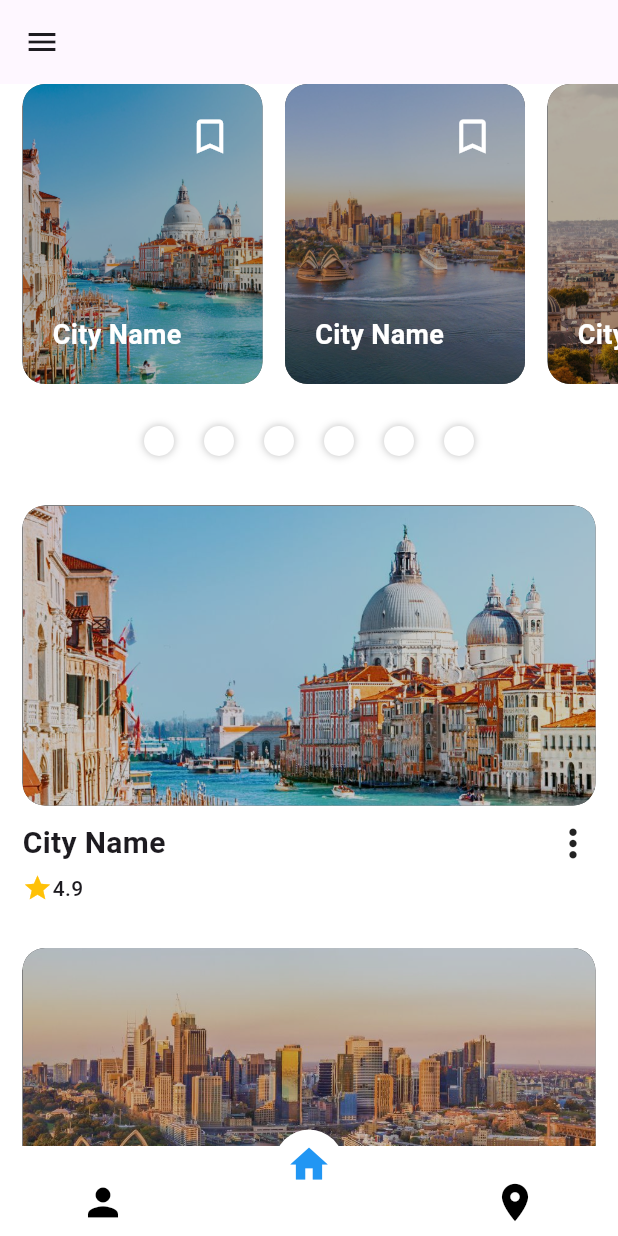
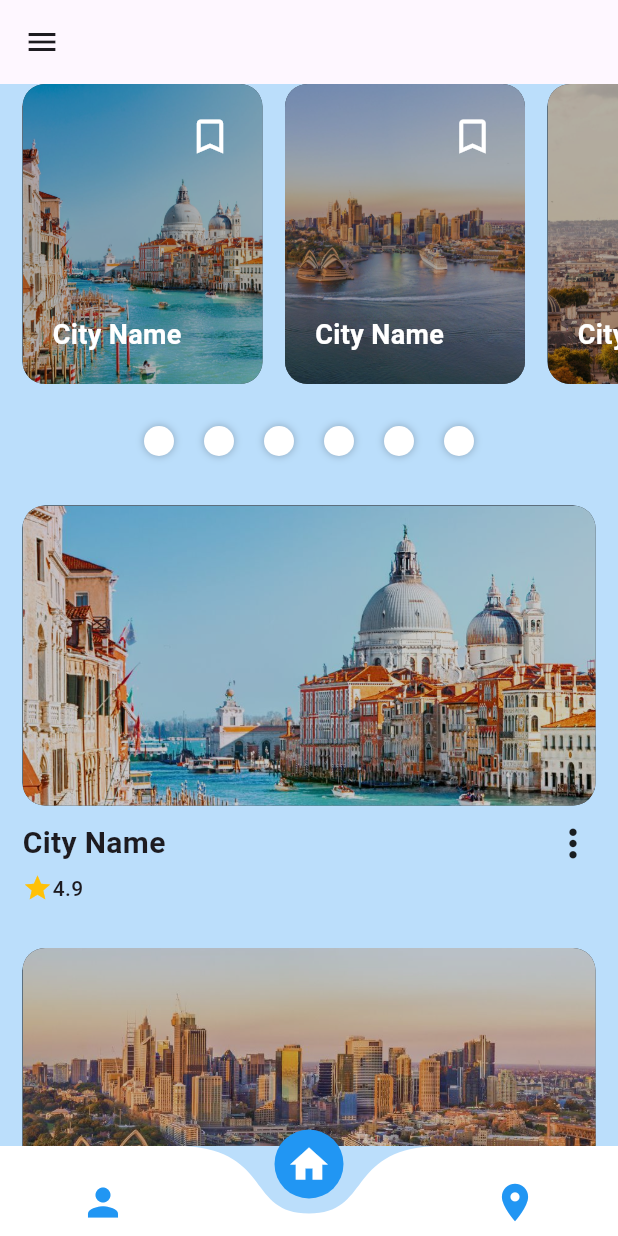
Before and after one commit to DescaMr/tubesmobile-project-baru, a Flutter app: the screen it shows after launch, on a phone screen of 412 x 824 dp. Run offline on Flutter 3.47's test engine with Material 3 defaults, Android fonts, the phone set to English and light mode, and no system bars; drawn by our look-alikes of curved_navigation_bar; our stand-ins replace animated_splash_screen.

```diff
--- a/lib/buttom curve navigation/curve_navigation_bar.dart
+++ b/lib/buttom curve navigation/curve_navigation_bar.dart
@@ -1,11 +1,9 @@
-import 'dart:html';
-
 import 'package:bottomnavbar/components/drawer.dart';
 import 'package:bottomnavbar/pages/home_page.dart';
 import 'package:bottomnavbar/pages/location_page.dart';
 import 'package:bottomnavbar/pages/profile_page.dart';
 import 'package:curved_navigation_bar/curved_navigation_bar.dart';
-import'package:flutter/material.dart';
+import 'package:flutter/material.dart';
 
 class CurveBar extends StatefulWidget {
   const CurveBar({super.key});
@@ -14,21 +12,29 @@ class CurveBar extends StatefulWidget {
   State<CurveBar> createState() => _curveBarState();
 }
 
-class _curveBarState extends State<CurveBar>{
-int index=1;
+class _curveBarState extends State<CurveBar> {
+  int index = 1;
 
-final Screen = const [
-  ProfilePage(),
-  HomePage(),
-  LocationPage()
-];
+  final Screen = const [ProfilePage(), HomePage(), LocationPage()];
 
   @override
-Widget build(BuildContext context){
-final items =[
-Icon(Icons.person, size: 30, color: index == 0 ? Colors.blue : Colors.black,),
-Icon(Icons.home, size: 30, color: index == 1 ? Colors.blue : Colors.black,),
-Icon(Icons.location_on, size: 30, color: index == 2 ? Colors.blue : Colors.black,),
+  Widget build(BuildContext context) {
+    final items = [
+      Icon(
+        Icons.person,
+        size: 30,
+        color: index == 0 ? Colors.white : Colors.blue,
+      ),
+      Icon(
+        Icons.home,
+        size: 30,
+        color: index == 1 ? Colors.white : Colors.blue,
+      ),
+      Icon(
+        Icons.location_on,
+        size: 30,
+        color: index == 2 ? Colors.white : Colors.blue,
+      ),
     ];
     return Scaffold(
       appBar: AppBar(
@@ -42,14 +48,14 @@ Icon(Icons.location_on, size: 30, color: index == 2 ? Colors.blue : Colors.black
         //navigation bar colors
         // color: const Colors.fromARGB(),
         // // selected times colors
-    // buttonBackgroundColor: Colors.blue,
+        buttonBackgroundColor: Colors.blue,
         backgroundColor: Colors.transparent,
         animationDuration: Duration(milliseconds: 300),
         items: items,
         height: 60,
         index: index,
-    onTap: (index) => setState(()=>
-      this.index = index,
+        onTap: (index) => setState(
+          () => this.index = index,
         ),
       ),
     );
--- a/lib/main.dart
+++ b/lib/main.dart
@@ -1,5 +1,4 @@
 // import 'package:bottomnavbar/buttom%20curve%20navigation/curve_navigation_bar.dart';
-import 'package:bottomnavbar/components/drawer.dart';
 import 'package:bottomnavbar/pages/splash_screen.dart';
 import 'package:flutter/material.dart';
 
--- a/lib/pages/home_page.dart
+++ b/lib/pages/home_page.dart
@@ -1,17 +1,12 @@
-import 'package:bottomnavbar/buttom%20curve%20navigation/curve_navigation_bar.dart';
-import 'package:bottomnavbar/components/drawer.dart';
-import 'package:bottomnavbar/components/top_bar.dart';
-import'package:flutter/material.dart';
+import 'package:flutter/material.dart';
 
-class HomePage extends StatelessWidget{
-  const HomePage ({super.key});
-
-@override
+class HomePage extends StatelessWidget {
+  const HomePage({super.key});
 
   @override
   Widget build(BuildContext context) {
     return Scaffold(
-      backgroundColor: Colors.white,
+      backgroundColor: Colors.blue[100],
       // drawer: MyDrawer(),
       // appBar: PreferredSize(
       //   preferredSize: Size.fromHeight(90.0),
@@ -22,9 +17,8 @@ class HomePage extends StatelessWidget{
           padding: EdgeInsets.symmetric(vertical: 0),
           child: SingleChildScrollView(
             child: Column(
-              children : [
+              children: [
                 Row(
-
 //membuat carausel wisata
 
                   children: [
@@ -35,11 +29,13 @@ class HomePage extends StatelessWidget{
                             itemCount: 6,
                             scrollDirection: Axis.horizontal,
                             shrinkWrap: true,
-                          itemBuilder: (BuildContext context, int index){
+                            itemBuilder: (BuildContext context, int index) {
                               return InkWell(
                                 onTap: () {
-                              Navigator.push(context, MaterialPageRoute(
-                                builder: (context)=>HomePage(),
+                                  Navigator.push(
+                                      context,
+                                      MaterialPageRoute(
+                                        builder: (context) => HomePage(),
                                       ));
                                 },
                                 child: Container(
@@ -51,13 +47,13 @@ class HomePage extends StatelessWidget{
                                     borderRadius: BorderRadius.circular(15),
                                     image: DecorationImage(
                                       //city1.jpg
-                                    image: AssetImage("images/city${index+1}.jpg"),
+                                      image: AssetImage(
+                                          "images/city${index + 1}.jpg"),
                                       fit: BoxFit.cover,
                                       opacity: 0.7,
                                     ),
                                   ),
                                   child: Column(
-
                                     children: [
                                       Container(
                                         alignment: Alignment.topRight,
@@ -83,8 +79,7 @@ class HomePage extends StatelessWidget{
                                   ),
                                 ),
                               );
-                          }
-                        ),
+                            }),
                       ),
                     ),
                   ],
@@ -99,7 +94,7 @@ class HomePage extends StatelessWidget{
 
                     child: Row(
                       children: [
-                        for(int i = 0; i < 6; i++)
+                        for (int i = 0; i < 6; i++)
                           Container(
                             margin: EdgeInsets.symmetric(horizontal: 10),
                             padding: EdgeInsets.all(10),
@@ -111,8 +106,7 @@ class HomePage extends StatelessWidget{
                                     color: Colors.black26,
                                     blurRadius: 4,
                                   ),
-                            ]
-                          ),
+                                ]),
                             // child: Text(
                             //   // category[i],
                             //   style: TextStyle(
@@ -130,14 +124,17 @@ class HomePage extends StatelessWidget{
                   physics: NeverScrollableScrollPhysics(),
                   itemCount: 6,
                   shrinkWrap: true,
-                    itemBuilder: (BuildContext context, int index){
-                      return Padding(padding: EdgeInsets.all(15),
+                  itemBuilder: (BuildContext context, int index) {
+                    return Padding(
+                      padding: EdgeInsets.all(15),
                       child: Column(
                         children: [
                           InkWell(
                             onTap: () {
-                              Navigator.push(context, MaterialPageRoute(
-                                builder: (context)=>HomePage(),
+                              Navigator.push(
+                                  context,
+                                  MaterialPageRoute(
+                                    builder: (context) => HomePage(),
                                   ));
                             },
                             child: Container(
@@ -146,7 +143,8 @@ class HomePage extends StatelessWidget{
                                 color: Colors.black,
                                 borderRadius: BorderRadius.circular(15),
                                 image: DecorationImage(
-                                  image: AssetImage("images/city${index + 1}.jpg"),
+                                  image:
+                                      AssetImage("images/city${index + 1}.jpg"),
                                   fit: BoxFit.cover,
                                   opacity: 0.8,
                                 ),
@@ -154,7 +152,7 @@ class HomePage extends StatelessWidget{
                             ),
                           ),
                           Padding(
-                            padding: EdgeInsets.only( top: 10),
+                            padding: EdgeInsets.only(top: 10),
                             child: Row(
                               mainAxisAlignment: MainAxisAlignment.spaceBetween,
                               children: [
@@ -177,7 +175,10 @@ class HomePage extends StatelessWidget{
                                 color: Colors.amber,
                                 size: 20,
                               ),
-                                Text("4.9", style: TextStyle(fontWeight: FontWeight.w500),)
+                              Text(
+                                "4.9",
+                                style: TextStyle(fontWeight: FontWeight.w500),
+                              )
                             ],
                           )
                         ],
--- a/lib/pages/splash_screen.dart
+++ b/lib/pages/splash_screen.dart
@@ -1,8 +1,6 @@
 import 'package:animated_splash_screen/animated_splash_screen.dart';
 import 'package:bottomnavbar/buttom%20curve%20navigation/curve_navigation_bar.dart';
-import 'package:bottomnavbar/pages/home_page.dart';
 import 'package:flutter/material.dart';
-
 
 class SplashScreen extends StatefulWidget {
   const SplashScreen({super.key});
```
Also changed, not shown: lib/components/drawer.dart (+39 -16 lines), lib/pages/profile_page.dart (+8 -10 lines). Lines whose indentation alone changed are shown as unchanged.
